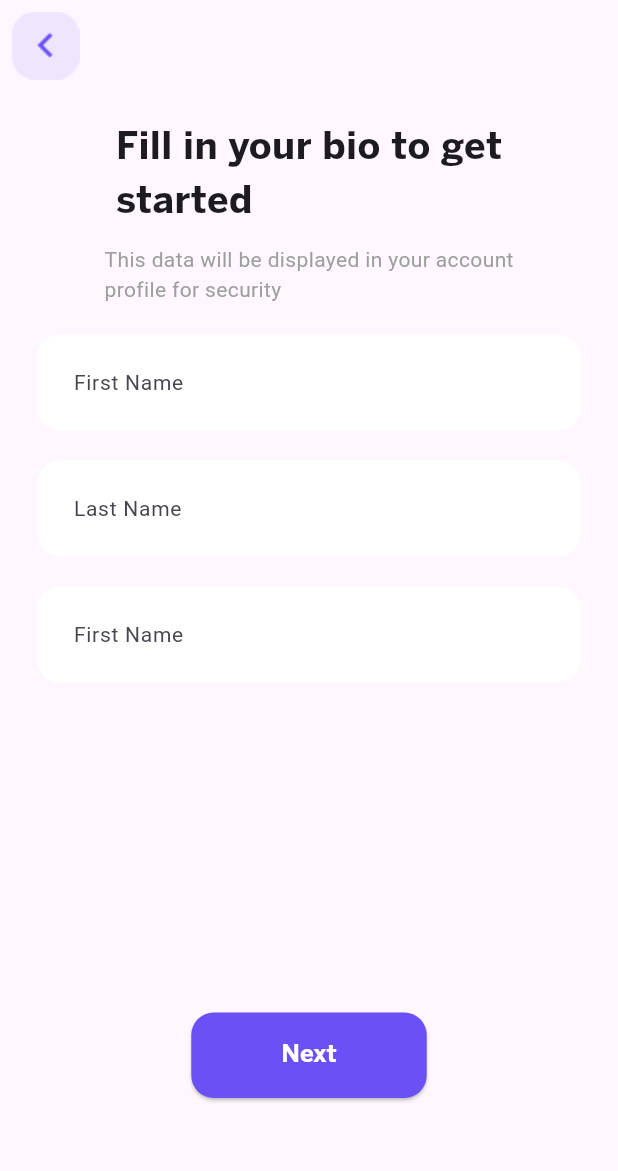
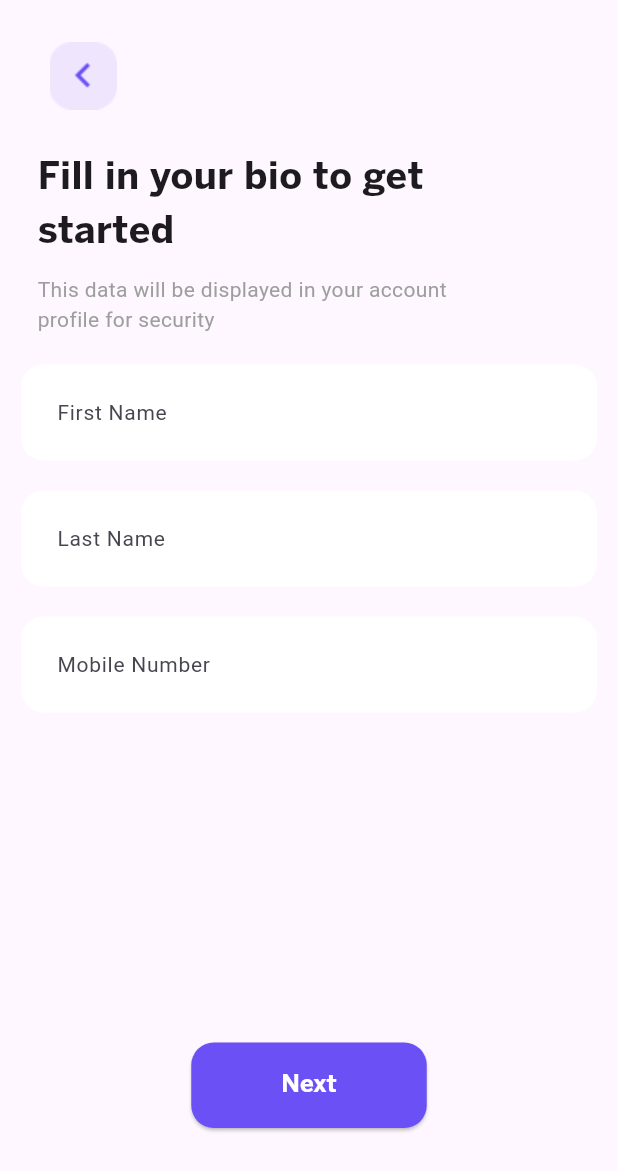
Before and after one commit to nitin1359/solulab1, a Flutter app: the SignupProcess screen opened directly, on a phone screen of 412 x 824 dp. Shown: the top 1171 px of the screen. Run offline on Flutter 3.47's test engine with Material 3 defaults, Android fonts, the phone set to English and light mode, and no system bars; Roboto replaces fonts that are missing (Bentonsans_Regular).

```diff
--- a/lib/main.dart
+++ b/lib/main.dart
@@ -18,13 +18,13 @@ class MyApp extends StatelessWidget {
   Widget build(BuildContext context) {
     return MaterialApp(
       debugShowCheckedModeBanner: false,
-      home: const SignupProcess(),
+      home: const OnBoarding1(),
       routes: {
         '/onboarding2': (context) => const OnBoarding2(),
         '/onboarding3': (context) => const OnBoarding3(),
         '/signin': (context) => const Signin(),
         '/signup_main': (context) => const SignupMain(),
-        '/signup_process': (context) => const SignupMain(),
+        '/signup_process': (context) => const SignupProcess(),
       },
     );
   }
--- a/lib/screens/signin.dart
+++ b/lib/screens/signin.dart
@@ -163,7 +163,9 @@ class Signin extends StatelessWidget {
                             borderRadius: BorderRadius.circular(15.0),
                           ),
                           fixedSize: const Size(157, 57)),
-                      onPressed: () {},
+                      onPressed: () {
+                        Navigator.pushNamed(context, '/signup_main');
+                      },
                       child: const Center(
                         child: Text(
                           'Login',
--- a/lib/screens/signup_main.dart
+++ b/lib/screens/signup_main.dart
@@ -162,7 +162,9 @@ class SignupMain extends StatelessWidget {
                             borderRadius: BorderRadius.circular(15.0),
                           ),
                           fixedSize: const Size(175, 57)),
-                      onPressed: () {},
+                      onPressed: () {
+                        Navigator.pushNamed(context, '/signup_process');
+                      },
                       child: const Center(
                         child: Text(
                           'Create Account',
@@ -176,7 +178,9 @@ class SignupMain extends StatelessWidget {
                     ),
                     const SizedBox(height: 14.0),
                     TextButton(
-                      onPressed: () {},
+                      onPressed: () {
+                        Navigator.pushNamed(context, '/signin');
+                      },
                       style: TextButton.styleFrom(
                         foregroundColor: const Color(0xFF6B50F6),
                       ),
--- a/lib/screens/signup_process.dart
+++ b/lib/screens/signup_process.dart
@@ -11,15 +11,16 @@ class SignupProcess extends StatelessWidget {
         child: Stack(
           children: [
             // const BgImage(),
-            Column(
+            SingleChildScrollView(
+              child: Column(
                 crossAxisAlignment: CrossAxisAlignment.start,
                 children: [
-                Column(
+                  Padding(
+                    padding: const EdgeInsets.symmetric(horizontal: 25.0),
+                    child: Column(
+                      crossAxisAlignment: CrossAxisAlignment.start,
                       children: [
-                    SizedBox(
-                      width: double.infinity,
-                      child: Row(
-                        children: [
+                        const SizedBox(height: 20.0),
                         IconButton(
                           onPressed: () {
                             Navigator.pop(context);
@@ -30,9 +31,6 @@ class SignupProcess extends StatelessWidget {
                             width: 45,
                           ),
                           alignment: Alignment.centerLeft,
-                          ),
-                        ],
-                      ),
                         ),
                         const SizedBox(height: 20.0),
                         const Text(
@@ -52,15 +50,18 @@ class SignupProcess extends StatelessWidget {
                           ),
                         ),
                         const SizedBox(height: 20.0),
-                    Column(
+                      ],
+                    ),
+                  ),
+                  Padding(
+                    padding: const EdgeInsets.symmetric(horizontal: 14.0),
+                    child: Column(
                       children: [
-                        Padding(
-                          padding: EdgeInsets.symmetric(horizontal: 25.0),
-                          child: TextField(
-                            style: TextStyle(
+                        TextField(
+                          style: const TextStyle(
                             color: Colors.black,
                           ),
-                            decoration: InputDecoration(
+                          decoration: const InputDecoration(
                             filled: true,
                             fillColor: Colors.white,
                             contentPadding: EdgeInsets.all(20.0),
@@ -77,15 +78,12 @@ class SignupProcess extends StatelessWidget {
                             ),
                           ),
                         ),
-                        ),
-                        SizedBox(height: 20.0),
-                        Padding(
-                          padding: EdgeInsets.symmetric(horizontal: 25.0),
-                          child: TextField(
-                            style: TextStyle(
+                        const SizedBox(height: 20.0),
+                        TextField(
+                          style: const TextStyle(
                             color: Colors.black,
                           ),
-                            decoration: InputDecoration(
+                          decoration: const InputDecoration(
                             filled: true,
                             fillColor: Colors.white,
                             contentPadding: EdgeInsets.all(20.0),
@@ -102,15 +100,12 @@ class SignupProcess extends StatelessWidget {
                             ),
                           ),
                         ),
-                        ),
-                        SizedBox(height: 20.0),
-                        Padding(
-                          padding: EdgeInsets.symmetric(horizontal: 25.0),
-                          child: TextField(
-                            style: TextStyle(
+                        const SizedBox(height: 20.0),
+                        TextField(
+                          style: const TextStyle(
                             color: Colors.black,
                           ),
-                            decoration: InputDecoration(
+                          decoration: const InputDecoration(
                             filled: true,
                             fillColor: Colors.white,
                             contentPadding: EdgeInsets.all(20.0),
@@ -120,27 +115,26 @@ class SignupProcess extends StatelessWidget {
                               ),
                               borderSide: BorderSide.none,
                             ),
-                              hintText: 'First Name',
+                            hintText: 'Mobile Number',
                             hintStyle: TextStyle(
                               fontFamily: 'Bentonsans_Regular',
                               fontSize: 14,
                             ),
                           ),
                         ),
-                        ),
-                        SizedBox(height: 220.0),
+                        const SizedBox(height: 220.0),
                         ElevatedButton(
                           style: ElevatedButton.styleFrom(
-                              backgroundColor: Color(0xFF6B50F6),
+                            backgroundColor: const Color(0xFF6B50F6),
                             shape: RoundedRectangleBorder(
                               borderRadius: BorderRadius.circular(15.0),
                             ),
-                              fixedSize: Size(157, 57)),
+                            fixedSize: const Size(157, 57),
+                          ),
                           onPressed: () {
-
+                            // Add your button functionality here
                           },
-                          child: Center(
-                            child: Text(
+                          child: const Text(
                             'Next',
                             style: TextStyle(
                               fontFamily: 'BentonSans_Bold',
@@ -149,12 +143,11 @@ class SignupProcess extends StatelessWidget {
                             ),
                           ),
                         ),
+                      ],
+                    ),
                   ),
                 ],
               ),
-                  ],
-                ),
-              ],
             ),
           ],
         ),
```
Also changed, not shown: lib/screens/onboarding1.dart (+10 -5 lines). Lines whose indentation alone changed are shown as unchanged.
